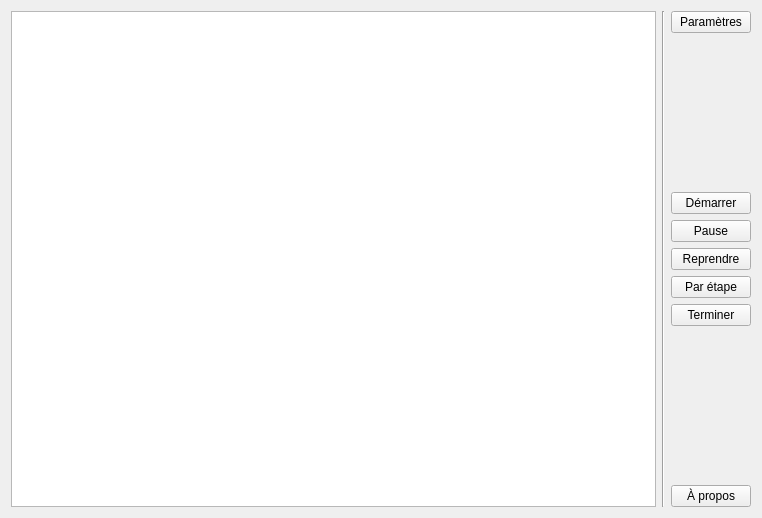
Qt form Symulation_Ecosysteme/Symulation_Ecosysteme/SimulationMainWindow.ui (skyrimax/GPA434_Lab3_Simulation_Ecosysteme) before a commit.
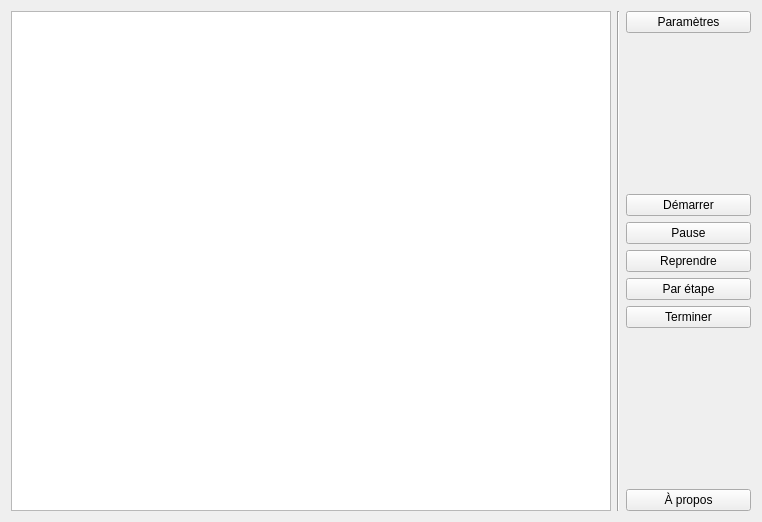
The same form after that commit.

```diff
--- a/Symulation_Ecosysteme/Symulation_Ecosysteme/SimulationMainWindow.ui
+++ b/Symulation_Ecosysteme/Symulation_Ecosysteme/SimulationMainWindow.ui
@@ -7,7 +7,7 @@
     <x>0</x>
     <y>0</y>
     <width>762</width>
-    <height>518</height>
+    <height>520</height>
    </rect>
   </property>
   <property name="windowTitle">
@@ -18,7 +18,20 @@
     <item>
      <layout class="QHBoxLayout" name="horizontalLayout">
       <item>
-       <widget class="QGraphicsView" name="graphicsView"/>
+       <widget class="QGraphicsView" name="graphicsView">
+        <property name="minimumSize">
+         <size>
+          <width>500</width>
+          <height>500</height>
+         </size>
+        </property>
+        <property name="maximumSize">
+         <size>
+          <width>600</width>
+          <height>600</height>
+         </size>
+        </property>
+       </widget>
       </item>
       <item>
        <widget class="Line" name="line">
```
